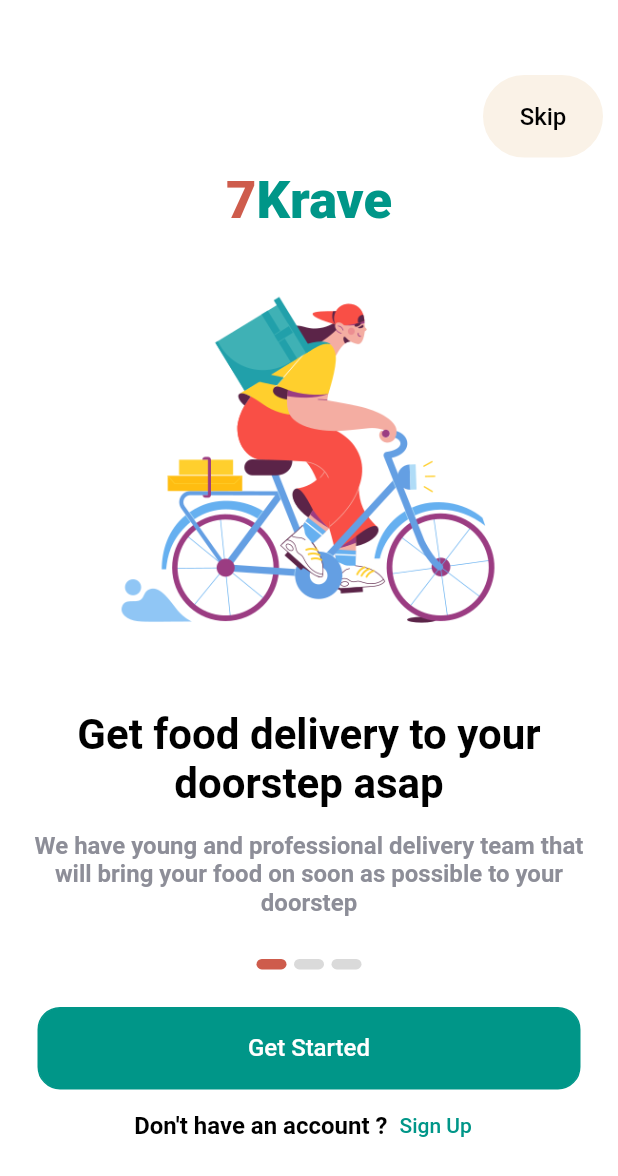
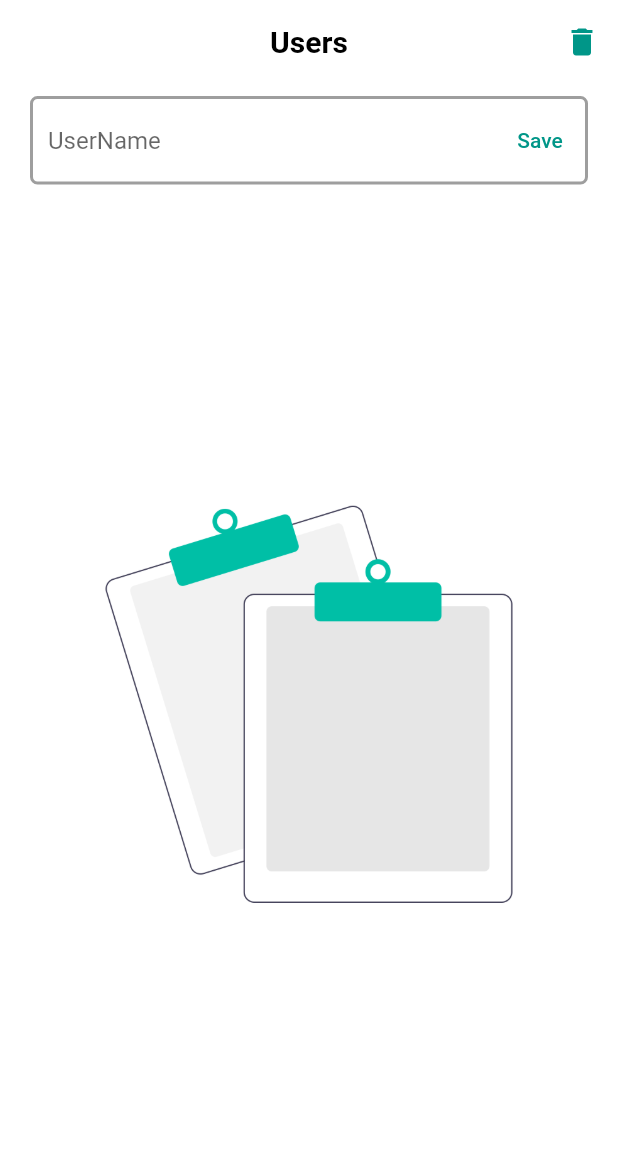
Before and after one commit to Esra2-Abdelltif/Algoriza_Project, a Flutter app: the screen it shows after launch, on a phone screen of 412 x 824 dp. Shown: the top 1176 px of the screen. Run offline on Flutter 3.47's test engine with Material 2 defaults, Android fonts, the phone set to English and light mode, and no system bars; drawn by our look-alikes of smooth_page_indicator; our stand-ins replace bloc, conditional_builder_null_safety, country_code_picker, flutter_bloc, hexcolor, shared_preferences and 1 more; accounts and stored records are empty.

Commit message:
Users item task

```diff
--- /dev/null
+++ b/lib/core/util/Bloc/states.dart
@@ -0,0 +1,21 @@
+import 'package:flutter/foundation.dart';
+
+@immutable
+abstract class AppStates
+{
+  const AppStates();
+}
+
+
+class AppInitialState extends AppStates {}
+class AppDataBaseCreatedState extends AppStates {}
+class AppDataBaseTableCreatedState extends AppStates {}
+
+class AppDataBaseOpenedState extends AppStates {}
+
+class AppDataBaseUsersCreatedState extends AppStates {}
+class AppDataBaseUsersState extends AppStates {}
+class AppDataBaseLoadingState extends AppStates {}
+class AppSelectedUserState extends AppStates {}
+class AppDeleteItemState extends AppStates{}
+class AppDeleteAllDataBaseState extends AppStates{}
--- /dev/null
+++ b/lib/features/User/presention/pages/user_screen.dart
@@ -0,0 +1,49 @@
+import 'package:flutter/material.dart';
+import 'package:flutter_project_algoriza/core/util/Bloc/cubit.dart';
+import 'package:flutter_project_algoriza/core/util/style/colors.dart';
+import 'package:flutter_project_algoriza/features/User/presention/widgets/user_widget.dart';
+
+class UserScreen extends StatelessWidget {
+  const UserScreen({Key? key}) : super(key: key);
+
+  @override
+  Widget build(BuildContext context) {
+    return Scaffold(
+      appBar: AppBar(
+          centerTitle: true,
+        title: Text('Users',),
+        actions: [
+          IconButton(
+            color: defultColor,
+              onPressed: (){
+              showDialog(
+                context: context,
+                builder: (BuildContext context) => AlertDialog(
+                  title: const Text('Delete All Items',style: TextStyle(color: Colors.white, fontSize: 18)),
+                  content: const Text('Do You sure ?',  style: TextStyle(color: Colors.white, fontSize: 18)),
+                  actions: [
+                    TextButton(
+                      onPressed: () => Navigator.pop(context),
+                      child: const Text('Cancel',  style: TextStyle(color: Colors.white, fontSize: 18)),
+                    ),
+                    TextButton(
+                      onPressed: () {
+                        AppBloc.get(context).deleteAll(db:AppBloc.get(context).database);
+                       Navigator.pop(context);
+                      },
+                      child: const Text('OK',  style: TextStyle(color:Colors.white, fontSize: 18)),
+                    ),
+                  ],
+                  elevation: 24,
+                  backgroundColor: defultColor,
+                  // shape: CircleBorder(),
+                ),
+              );
+
+        }, icon: Icon(Icons.delete))],
+
+      ),
+      body: UserWidget(),
+    );
+  }
+}
--- /dev/null
+++ b/lib/features/User/presention/widgets/user_widget.dart
@@ -0,0 +1,74 @@
+import 'package:conditional_builder_null_safety/conditional_builder_null_safety.dart';
+import 'package:flutter/cupertino.dart';
+import 'package:flutter/material.dart';
+import 'package:flutter_bloc/flutter_bloc.dart';
+import 'package:flutter_project_algoriza/core/util/Bloc/cubit.dart';
+import 'package:flutter_project_algoriza/core/util/Bloc/states.dart';
+import 'package:flutter_project_algoriza/core/util/style/colors.dart';
+import 'package:flutter_project_algoriza/core/util/widgets/custromTextForm.dart';
+import 'package:flutter_project_algoriza/core/util/widgets/myDivider.dart';
+import 'package:flutter_project_algoriza/features/login_screen/presentation/widget/myTextFormField.dart';
+import 'package:flutter_project_algoriza/features/login_screen/presentation/widget/userItem.dart';
+
+class UserWidget extends StatelessWidget {
+  var formkey = GlobalKey<FormState>();
+
+  TextEditingController UserController = new TextEditingController();
+
+  @override
+  Widget build(BuildContext context) {
+    return BlocConsumer<AppBloc, AppStates>(
+      listener: (BuildContext context, AppStates state) {},
+      builder: (BuildContext context, AppStates state) {
+        return Padding(
+          padding: const EdgeInsets.symmetric(horizontal: 20.0, vertical: 8),
+          child: Column(
+            children: [
+              MyTextField(
+                controller: AppBloc.get(context).UserNameController,
+                hintText: "UserName",
+                textInputType: TextInputType.text,
+                isPass: true,
+                suffixIcon: TextButton(
+                    onPressed: () {
+                      AppBloc.get(context).InsertUserDate();
+                    },
+                    child: Text(AppBloc.get(context).SelectedUser.isEmpty
+                        ? 'Save'
+                        : 'Update')),
+              ),
+              AppBloc.get(context).UsersList.isEmpty
+                  ? Expanded(
+                      child: Column(
+                        crossAxisAlignment: CrossAxisAlignment.center,
+                        mainAxisAlignment: MainAxisAlignment.center,
+
+                        children: [
+
+                          Image(
+                            image: AssetImage('assets/images/no-data.png'),
+                          ),
+
+
+
+                        ],
+                      ),
+                    )
+                  : Expanded(
+                      child: RefreshIndicator(
+                        onRefresh: () async {
+                          AppBloc.get(context).GetUserDate();
+                        },
+                        child: ListView.builder(
+                            itemBuilder: (context, index) => UserItem(
+                                item: AppBloc.get(context).UsersList[index]),
+                            itemCount: AppBloc.get(context).UsersList.length),
+                      ),
+                    ),
+            ],
+          ),
+        );
+      },
+    );
+  }
+}
--- a/lib/features/login_screen/presentation/widget/LoginWidget.dart
+++ b/lib/features/login_screen/presentation/widget/LoginWidget.dart
@@ -1,4 +1,5 @@
 import 'package:flutter/material.dart';
+import 'package:flutter_project_algoriza/features/User/presention/pages/user_screen.dart';
 import 'package:flutter_project_algoriza/features/counter/presentation/pages/counterScreen.dart';
 import 'package:flutter_project_algoriza/features/singUpScreen/presentation/pages/signupScreen.dart';
 import 'package:flutter_project_algoriza/core/util/widgets/customButton.dart';
@@ -92,7 +93,7 @@ class _LoginWidgetState extends State<LoginWidget> {
                   //Signin
                   CustomButton(text: 'Sign in',color: Colors.blue, borderRadius: 5,onTap:(){
                     if (formkey.currentState!.validate()){
-                      NavigateTo(router: CounterScreen(),context: context);
+                      NavigateAndFinsh(router: UserScreen(),context: context);
 
                     }
 
--- /dev/null
+++ b/lib/features/login_screen/presentation/widget/myTextFormField.dart
@@ -0,0 +1,65 @@
+import 'package:country_code_picker/country_code_picker.dart';
+import 'package:flutter/material.dart';
+import 'package:flutter_project_algoriza/core/util/style/colors.dart';
+
+class  MyTextField extends StatelessWidget {
+  final TextEditingController controller;
+  final String hintText;
+  final String? labelText;
+
+  final Widget? suffixIcon;
+  final Widget? prefixIcon;
+  final TextInputType textInputType;
+  final bool isPass ;
+  final bool isphone;
+  final bool secirty ;
+  MyTextField({
+    Key? key,
+    this.prefixIcon=null,
+    this.labelText=null,
+
+    required this.controller,
+    required this.hintText,
+
+    this.suffixIcon=null,
+    required this.textInputType,
+    this.isPass=false,
+    this.isphone=false,this.secirty=false}) : super(key: key);
+
+  @override
+  Widget build(BuildContext context) {
+    return Column(
+      mainAxisAlignment: MainAxisAlignment.start,
+      crossAxisAlignment: CrossAxisAlignment.start,
+      children: [
+        TextFormField(
+          decoration: InputDecoration(
+            labelText: labelText,
+            hintText:hintText,focusColor: Colors.blue,
+            hintStyle:TextStyle(fontSize: 16, ),
+
+            hoverColor: Colors.blue,
+            border: OutlineInputBorder(
+              borderRadius: BorderRadius.circular(5),
+              borderSide: BorderSide(color:Colors.blue),
+            ),
+            enabledBorder: OutlineInputBorder(
+              borderRadius: BorderRadius.circular(5),
+              borderSide: BorderSide(color: Colors.grey, width: 2,),
+            ),
+            suffixIcon:suffixIcon,
+            prefixIcon: prefixIcon,
+          ),
+          obscureText: secirty,
+          controller: controller,
+          keyboardType:textInputType,
+          validator: (value) {
+            if (value == null || value.isEmpty) {
+              return 'Please enter some text';
+            }
+            return null;
+          },
+        )
+      ],);
+  }
+}
--- a/lib/main.dart
+++ b/lib/main.dart
@@ -1,4 +1,8 @@
 import 'package:flutter/material.dart';
+import 'package:flutter_bloc/flutter_bloc.dart';
+import 'package:flutter_project_algoriza/core/util/Bloc/cubit.dart';
+import 'package:flutter_project_algoriza/features/User/presention/pages/user_screen.dart';
+import 'package:flutter_project_algoriza/features/counter/presentation/cubit/cubit.dart';
 import 'package:flutter_project_algoriza/features/onboarding_screen/presentation/pages/onboarding_screen.dart';
 import 'package:flutter_project_algoriza/core/util/style/theme.dart';
 
@@ -12,11 +16,17 @@ class MyApp extends StatelessWidget {
   // This widget is the root of your application.
   @override
   Widget build(BuildContext context) {
-    return MaterialApp(
-      title: 'Flutter Demo',
-      debugShowCheckedModeBanner: false,
-       theme: lightthemes,
-      home: const OnBoardingScreen(),
+    return MultiBlocProvider(
+      providers: [
+        BlocProvider<AppBloc>(create: (context) => AppBloc()..CreatDataBase(),),
+        BlocProvider<CounterCubit>(create: (context) => CounterCubit(),)
+      ],
+      child: MaterialApp(
+        title: 'Flutter Demo',
+        debugShowCheckedModeBanner: false,
+         theme: lightthemes,
+        home: const UserScreen(),
+      ),
     );
   }
 }
--- a/pubspec.yaml
+++ b/pubspec.yaml
@@ -39,6 +39,10 @@ dependencies:
   country_code_picker: ^2.0.2
   flutter_bloc: ^8.0.1
   bloc: ^8.0.2
+  sqflite: ^2.0.1
+  path: ^1.8.0
+  conditional_builder_null_safety: ^0.0.6
+  shared_preferences: ^2.0.13
 
 
 dev_dependencies:
```
Also changed, not shown: lib/core/util/Bloc/cubit.dart (added, +114 -0 lines), lib/core/util/local/cacheHelper.dart (added, +18 -0 lines), lib/features/login_screen/presentation/widget/userItem.dart (added, +78 -0 lines), assets/images/no-data.png (added), pubspec.lock.
